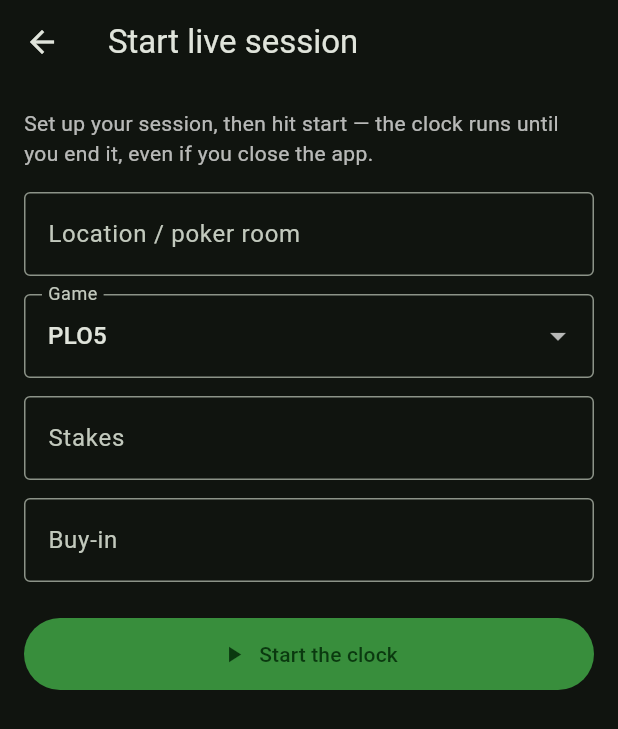
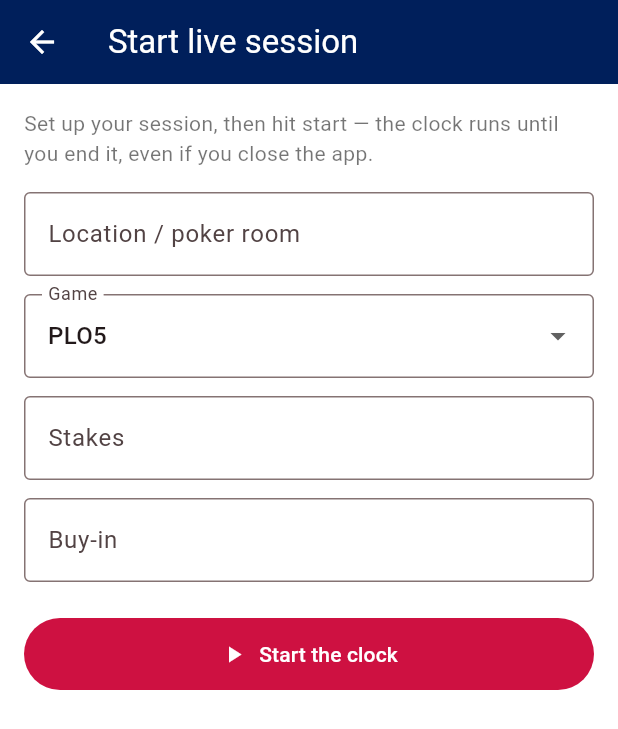
Before and after one commit to cazullago/poker-results-tracker, a Flutter app: the screen it shows after launch, after a tap on "Start live session", on a phone screen of 412 x 824 dp. Shown: the top 729 px of the screen. Run offline on Flutter 3.47's test engine with Material 3 defaults, Android fonts, the phone set to English and light mode, and no system bars; our stand-ins replace shared_preferences.

Commit message:
v1.2: Montreal Canadiens theme (navy/white/red, wins blue losses red)

```diff
--- a/lib/main.dart
+++ b/lib/main.dart
@@ -12,6 +12,10 @@ void main() {
 
 const List<String> gameTypes = ['NLHE', 'PLO', 'PLO5', 'Mixed'];
 const List<String> filterOptions = ['All', 'NLHE', 'PLO', 'PLO5', 'Mixed'];
+
+// Montreal Canadiens palette: wins are blue, losses are red.
+const habsBlue = Color(0xFF001F5B);
+const habsRed = Color(0xFFCE1141);
 
 // ---------- helpers ----------
 
@@ -845,7 +849,7 @@ class _ChartPainter extends CustomPainter {
 
     if (values.isEmpty) {
       _drawText(canvas, 'No sessions yet', size.width / 2, size.height / 2,
-          const TextStyle(color: Colors.white54, fontSize: 14),
+          const TextStyle(color: Colors.black45, fontSize: 14),
           centered: true, centeredVertically: true);
       return;
     }
@@ -870,9 +874,9 @@ class _ChartPainter extends CustomPainter {
 
     // gridlines + y labels
     final gridPaint = Paint()
-      ..color = Colors.white.withValues(alpha: 0.08)
+      ..color = Colors.black.withValues(alpha: 0.08)
       ..strokeWidth = 1;
-    const labelStyle = TextStyle(color: Colors.white54, fontSize: 10);
+    const labelStyle = TextStyle(color: Colors.black45, fontSize: 10);
     for (int g = 0; g <= 4; g++) {
       final v = minV + (maxV - minV) * g / 4;
       final yy = yAt(v);
@@ -884,7 +888,7 @@ class _ChartPainter extends CustomPainter {
     // zero line
     if (minV < 0 && maxV > 0) {
       final zeroPaint = Paint()
-        ..color = Colors.white.withValues(alpha: 0.25)
+        ..color = Colors.black.withValues(alpha: 0.25)
         ..strokeWidth = 1;
       canvas.drawLine(
           Offset(padL, yAt(0)), Offset(padL + w, yAt(0)), zeroPaint);
@@ -907,13 +911,13 @@ class _ChartPainter extends CustomPainter {
           rect,
           Paint()
             ..color = v >= 0
-                ? Colors.greenAccent.withValues(alpha: 0.85)
-                : Colors.redAccent.withValues(alpha: 0.85),
+                ? habsBlue.withValues(alpha: 0.85)
+                : habsRed.withValues(alpha: 0.85),
         );
       }
     } else {
       final lineColor =
-          values.last >= values.first ? Colors.greenAccent : Colors.redAccent;
+          values.last >= values.first ? habsBlue : habsRed;
       final path = Path();
       for (int i = 0; i < values.length; i++) {
         final pt = Offset(xAt(i), yAt(values[i]));
@@ -957,7 +961,7 @@ class _ChartPainter extends CustomPainter {
     }
 
     // x labels: first / middle / last
-    const xStyle = TextStyle(color: Colors.white38, fontSize: 9);
+    const xStyle = TextStyle(color: Colors.black38, fontSize: 9);
     if (labels.isNotEmpty) {
       _drawText(canvas, labels.first, xAt(0), padT + h + 6, xStyle);
       _drawText(canvas, labels.last, xAt(labels.length - 1), padT + h + 6,
@@ -1016,7 +1020,7 @@ class _DashboardScreenState extends State<DashboardScreen> {
     final stats = computeStats(filtered);
     final currency = store.currency;
     final profitColor =
-        stats.totalProfit >= 0 ? Colors.greenAccent : Colors.redAccent;
+        stats.totalProfit >= 0 ? habsBlue : habsRed;
 
     // chart data per mode
     late final List<double> chartValues;
@@ -1050,7 +1054,7 @@ class _DashboardScreenState extends State<DashboardScreen> {
       children: [
         Text('Total profit',
             style: Theme.of(context).textTheme.titleSmall?.copyWith(
-                color: Colors.white70, letterSpacing: 0.4)),
+                color: Colors.black54, letterSpacing: 0.4)),
         const SizedBox(height: 4),
         Text(
           formatMoney(stats.totalProfit, currency),
@@ -1063,19 +1067,19 @@ class _DashboardScreenState extends State<DashboardScreen> {
         Text(
           '${stats.count} sessions · ${formatHours(stats.hours)} hours · '
           '${formatMoney(stats.hourly, currency)}/hr',
-          style: const TextStyle(color: Colors.white60),
+          style: const TextStyle(color: Colors.black54),
         ),
         if (store.bankrollConfigured) ...[
           const SizedBox(height: 6),
           Row(
             children: [
               const Icon(Icons.account_balance_wallet,
-                  size: 16, color: Colors.amberAccent),
+                  size: 16, color: habsRed),
               const SizedBox(width: 6),
               Text(
                 'Bankroll ${formatMoney(store.currentBankroll, currency)}',
                 style: const TextStyle(
-                    color: Colors.amberAccent,
+                    color: habsBlue,
                     fontWeight: FontWeight.w600),
               ),
             ],
@@ -1097,7 +1101,7 @@ class _DashboardScreenState extends State<DashboardScreen> {
             icon: const Icon(Icons.play_circle_fill),
             label: const Text('Start live session'),
             style: FilledButton.styleFrom(
-              backgroundColor: Colors.green.shade700,
+              backgroundColor: habsRed,
               padding: const EdgeInsets.symmetric(vertical: 14),
             ),
           ),
@@ -1191,21 +1195,21 @@ class _DashboardScreenState extends State<DashboardScreen> {
                 value: formatMoney(stats.hourly, currency),
                 icon: Icons.trending_up,
                 valueColor: stats.hourly >= 0
-                    ? Colors.greenAccent
-                    : Colors.redAccent),
+                    ? habsBlue
+                    : habsRed),
             _StatCard(
                 label: 'Best session',
                 value:
                     stats.count == 0 ? '—' : formatMoney(stats.best, currency),
                 icon: Icons.arrow_circle_up,
-                valueColor: Colors.greenAccent),
+                valueColor: habsBlue),
             _StatCard(
                 label: 'Worst session',
                 value: stats.count == 0
                     ? '—'
                     : formatMoney(stats.worst, currency),
                 icon: Icons.arrow_circle_down,
-                valueColor: Colors.redAccent),
+                valueColor: habsRed),
           ],
         ),
         if (store.sessions.isEmpty)
@@ -1214,7 +1218,7 @@ class _DashboardScreenState extends State<DashboardScreen> {
             child: Text(
               'No sessions logged yet.\nStart a live session or tap + to add one.',
               textAlign: TextAlign.center,
-              style: TextStyle(color: Colors.white54),
+              style: TextStyle(color: Colors.black45),
             ),
           ),
       ],
@@ -1235,10 +1239,10 @@ class _GoalProgress extends StatelessWidget {
           mainAxisAlignment: MainAxisAlignment.spaceBetween,
           children: [
             const Text('Monthly goal',
-                style: TextStyle(color: Colors.white70, fontSize: 13)),
+                style: TextStyle(color: Colors.black54, fontSize: 13)),
             Text(
               '${formatMoney(profit, store.currency)} / ${formatMoney(goal, store.currency)}',
-              style: const TextStyle(color: Colors.white70, fontSize: 13),
+              style: const TextStyle(color: Colors.black54, fontSize: 13),
             ),
           ],
         ),
@@ -1248,9 +1252,9 @@ class _GoalProgress extends StatelessWidget {
           child: LinearProgressIndicator(
             value: pct,
             minHeight: 10,
-            backgroundColor: Colors.white12,
+            backgroundColor: Colors.black12,
             valueColor: AlwaysStoppedAnimation<Color>(
-                profit >= 0 ? Colors.greenAccent : Colors.redAccent),
+                profit >= 0 ? habsBlue : habsRed),
           ),
         ),
       ],
@@ -1289,7 +1293,7 @@ class _LiveBannerState extends State<_LiveBanner> {
     final elapsed = live.elapsed(DateTime.now());
     final profit = live.liveProfit;
     return Card(
-      color: Colors.green.shade900,
+      color: habsRed,
       child: InkWell(
         onTap: () => Navigator.push(
           context,
@@ -1300,7 +1304,7 @@ class _LiveBannerState extends State<_LiveBanner> {
           child: Row(
             children: [
               const Icon(Icons.fiber_manual_record,
-                  color: Colors.redAccent, size: 16),
+                  color: Colors.white, size: 16),
               const SizedBox(width: 10),
               Expanded(
                 child: Column(
@@ -1309,7 +1313,9 @@ class _LiveBannerState extends State<_LiveBanner> {
                     Text(
                       'LIVE · ${live.game}${live.stakes.isNotEmpty ? ' ${live.stakes}' : ''}'
                       '${live.location.isNotEmpty ? ' · ${live.location}' : ''}',
-                      style: const TextStyle(fontWeight: FontWeight.bold),
+                      style: const TextStyle(
+                          fontWeight: FontWeight.bold,
+                          color: Colors.white),
                     ),
                     const SizedBox(height: 2),
                     Text(
@@ -1322,12 +1328,10 @@ class _LiveBannerState extends State<_LiveBanner> {
               ),
               Text(
                 formatMoney(profit, store.currency),
-                style: TextStyle(
+                style: const TextStyle(
                   fontWeight: FontWeight.bold,
                   fontSize: 18,
-                  color: profit >= 0
-                      ? Colors.greenAccent
-                      : Colors.redAccent,
+                  color: Colors.white,
                 ),
               ),
               const Icon(Icons.chevron_right, color: Colors.white54),
@@ -1363,11 +1367,11 @@ class _StatCard extends StatelessWidget {
           children: [
             Row(
               children: [
-                Icon(icon, size: 16, color: Colors.white54),
+                Icon(icon, size: 16, color: Colors.black45),
                 const SizedBox(width: 6),
                 Text(label,
                     style: const TextStyle(
-                        color: Colors.white60, fontSize: 12)),
+                        color: Colors.black54, fontSize: 12)),
               ],
             ),
             const SizedBox(height: 6),
@@ -1379,7 +1383,7 @@ class _StatCard extends StatelessWidget {
                 style: TextStyle(
                   fontSize: 20,
                   fontWeight: FontWeight.bold,
-                  color: valueColor ?? Colors.white,
+                  color: valueColor ?? habsBlue,
                 ),
               ),
             ),
@@ -1403,7 +1407,7 @@ class StatsScreen extends StatelessWidget {
         child: Text(
           'No sessions yet — stats will appear here\nonce you log some games.',
           textAlign: TextAlign.center,
-          style: TextStyle(color: Colors.white54),
+          style: TextStyle(color: Colors.black45),
         ),
       );
     }
@@ -1429,20 +1433,20 @@ class StatsScreen extends StatelessWidget {
                       ? '—'
                       : '$streakKind$streakCount',
                   color: streakKind == 'W'
-                      ? Colors.greenAccent
+                      ? habsBlue
                       : (streakKind == 'L'
-                          ? Colors.redAccent
-                          : Colors.white),
+                          ? habsRed
+                          : Colors.black87),
                 ),
                 _StreakStat(
                   label: 'Longest win streak',
                   value: '${longestWinStreak(sessions)}',
-                  color: Colors.greenAccent,
+                  color: habsBlue,
                 ),
                 _StreakStat(
                   label: 'Total sessions',
                   value: '${sessions.length}',
-                  color: Colors.white,
+                  color: Colors.black87,
                 ),
               ],
             ),
@@ -1461,7 +1465,7 @@ class StatsScreen extends StatelessWidget {
         const Text(
           'Find your most profitable game, room and day — '
           'then play more of those.',
-          style: TextStyle(color: Colors.white38, fontSize: 12),
+          style: TextStyle(color: Colors.black38, fontSize: 12),
           textAlign: TextAlign.center,
         ),
       ],
@@ -1485,7 +1489,7 @@ class _StreakStat extends StatelessWidget {
                 fontSize: 24, fontWeight: FontWeight.bold, color: color)),
         const SizedBox(height: 2),
         Text(label,
-            style: const TextStyle(color: Colors.white60, fontSize: 12)),
+            style: const TextStyle(color: Colors.black54, fontSize: 12)),
       ],
     );
   }
@@ -1522,8 +1526,8 @@ class _BreakdownSection extends StatelessWidget {
                     style: TextStyle(
                       fontWeight: FontWeight.bold,
                       color: r.profit >= 0
-                          ? Colors.greenAccent
-                          : Colors.redAccent,
+                          ? habsBlue
+                          : habsRed,
                     ),
                   ),
                 )),
@@ -1600,7 +1604,7 @@ class _SessionsScreenState extends State<SessionsScreen> {
               ? const Center(
                   child: Text(
                     'No sessions match.',
-                    style: TextStyle(color: Colors.white54),
+                    style: TextStyle(color: Colors.black45),
                   ),
                 )
               : ListView.builder(
@@ -1608,8 +1612,8 @@ class _SessionsScreenState extends State<SessionsScreen> {
                   itemBuilder: (context, i) {
                     final s = sessions[i];
                     final profitColor = s.profit >= 0
-                        ? Colors.greenAccent
-                        : Colors.redAccent;
+                        ? habsBlue
+                        : habsRed;
                     return Dismissible(
                       key: ValueKey(s.id),
                       direction: DismissDirection.endToStart,
@@ -1687,7 +1691,7 @@ class SessionDetailScreen extends StatelessWidget {
     final s = session;
     final currency = store.currency;
     final profitColor =
-        s.profit >= 0 ? Colors.greenAccent : Colors.redAccent;
+        s.profit >= 0 ? habsBlue : habsRed;
     final sessionHourly = s.hours > 0 ? s.profit / s.hours : null;
 
     Widget row(String label, String value, {Color? color}) {
@@ -1696,7 +1700,7 @@ class SessionDetailScreen extends StatelessWidget {
         child: Row(
           mainAxisAlignment: MainAxisAlignment.spaceBetween,
           children: [
-            Text(label, style: const TextStyle(color: Colors.white60)),
+            Text(label, style: const TextStyle(color: Colors.black54)),
             Text(value,
                 style: TextStyle(
                     fontWeight: FontWeight.w600, color: color)),
@@ -1763,7 +1767,7 @@ class SessionDetailScreen extends StatelessWidget {
                 ),
                 Text(
                   '${s.game}${s.stakes.isNotEmpty ? ' · ${s.stakes}' : ''} · ${formatDate(s.date)}',
-                  style: const TextStyle(color: Colors.white60),
+                  style: const TextStyle(color: Colors.black54),
                 ),
               ],
             ),
@@ -1904,7 +1908,7 @@ class _SessionFormScreenState extends State<SessionFormScreen> {
   @override
   Widget build(BuildContext context) {
     final profit = _previewProfit;
-    final profitColor = profit >= 0 ? Colors.greenAccent : Colors.redAccent;
+    final profitColor = profit >= 0 ? habsBlue : habsRed;
     return Scaffold(
       appBar: AppBar(
         title:
@@ -2120,7 +2124,7 @@ class _LiveSetupScreenState extends State<LiveSetupScreen> {
           const Text(
             'Set up your session, then hit start — the clock runs '
             'until you end it, even if you close the app.',
-            style: TextStyle(color: Colors.white70),
+            style: TextStyle(color: Colors.black54),
           ),
           const SizedBox(height: 16),
           TextField(
@@ -2169,7 +2173,7 @@ class _LiveSetupScreenState extends State<LiveSetupScreen> {
             icon: const Icon(Icons.play_arrow),
             label: const Text('Start the clock'),
             style: FilledButton.styleFrom(
-              backgroundColor: Colors.green.shade700,
+              backgroundColor: habsRed,
               padding: const EdgeInsets.symmetric(vertical: 14),
             ),
           ),
@@ -2349,7 +2353,7 @@ class _LiveSessionScreenState extends State<LiveSessionScreen> {
         appBar: AppBar(title: const Text('Live session')),
         body: const Center(
           child: Text('No live session running.',
-              style: TextStyle(color: Colors.white54)),
+              style: TextStyle(color: Colors.black45)),
         ),
       );
     }
@@ -2357,7 +2361,7 @@ class _LiveSessionScreenState extends State<LiveSessionScreen> {
     final elapsed = live.elapsed(now);
     final breakTime = live.totalBreak(now);
     final profit = live.liveProfit;
-    final profitColor = profit >= 0 ? Colors.greenAccent : Colors.redAccent;
+    final profitColor = profit >= 0 ? habsBlue : habsRed;
 
     return Scaffold(
       appBar: AppBar(
@@ -2380,14 +2384,14 @@ class _LiveSessionScreenState extends State<LiveSessionScreen> {
                   mainAxisAlignment: MainAxisAlignment.center,
                   children: [
                     const Icon(Icons.fiber_manual_record,
-                        color: Colors.redAccent, size: 14),
+                        color: habsRed, size: 14),
                     const SizedBox(width: 8),
                     Text(
                       live.onBreak ? 'ON BREAK' : 'PLAYING',
                       style: TextStyle(
                         color: live.onBreak
                             ? Colors.amberAccent
-                            : Colors.greenAccent,
+                            : habsBlue,
                         fontWeight: FontWeight.bold,
                         letterSpacing: 1.2,
                       ),
@@ -2406,13 +2410,13 @@ class _LiveSessionScreenState extends State<LiveSessionScreen> {
                 Text(
                   'time at the table'
                   '${breakTime.inSeconds > 0 ? ' · breaks ${formatDuration(breakTime)}' : ''}',
-                  style: const TextStyle(color: Colors.white60),
+                  style: const TextStyle(color: Colors.black54),
                 ),
                 const SizedBox(height: 4),
                 Text(
                   '${live.game}${live.stakes.isNotEmpty ? ' · ${live.stakes}' : ''}'
                   '${live.location.isNotEmpty ? ' · ${live.location}' : ''}',
-                  style: const TextStyle(color: Colors.white70),
+                  style: const TextStyle(color: Colors.black54),
                 ),
               ],
             ),
@@ -2427,7 +2431,7 @@ class _LiveSessionScreenState extends State<LiveSessionScreen> {
                     mainAxisAlignment: MainAxisAlignment.spaceBetween,
                     children: [
                       const Text('Current stack',
-                          style: TextStyle(color: Colors.white60)),
+                          style: TextStyle(color: Colors.black54)),
                       Text(
                         formatMoney(live.currentStack, store.currency),
                         style: const TextStyle(
@@ -2440,7 +2444,7 @@ class _LiveSessionScreenState extends State<LiveSessionScreen> {
                     mainAxisAlignment: MainAxisAlignment.spaceBetween,
                     children: [
                       const Text('Running result',
-                          style: TextStyle(color: Colors.white60)),
+                          style: TextStyle(color: Colors.black54)),
                       Text(
                         formatMoney(profit, store.currency),
                         style: TextStyle(
@@ -2457,7 +2461,7 @@ class _LiveSessionScreenState extends State<LiveSessionScreen> {
                     children: [
                       Text(
                           'Total buy-in${live.rebuys > 0 ? ' (${live.rebuys} rebuys)' : ''}',
-                          style: const TextStyle(color: Colors.white60)),
+                          style: const TextStyle(color: Colors.black54)),
                       Text(formatMoney(live.buyIn, store.currency)),
                     ],
                   ),
@@ -2505,7 +2509,7 @@ class _LiveSessionScreenState extends State<LiveSessionScreen> {
             label: Text(live.onBreak ? 'Resume play' : 'Take a break'),
             style: OutlinedButton.styleFrom(
               foregroundColor:
-                  live.onBreak ? Colors.amberAccent : Colors.white70,
+                  live.onBreak ? Colors.amberAccent : Colors.black54,
               padding: const EdgeInsets.symmetric(vertical: 12),
             ),
           ),
@@ -2524,7 +2528,7 @@ class _LiveSessionScreenState extends State<LiveSessionScreen> {
             'Ending saves the session with your playing time '
             'filled in automatically.',
             textAlign: TextAlign.center,
-            style: TextStyle(color: Colors.white38, fontSize: 12),
+            style: TextStyle(color: Colors.black38, fontSize: 12),
           ),
         ],
       ),
@@ -2772,7 +2776,7 @@ class SettingsScreen extends StatelessWidget {
           store.bankrollConfigured
               ? 'Current bankroll: ${formatMoney(store.currentBankroll, currency)}'
               : 'Set a starting bankroll to track deposits and withdrawals.',
-          style: const TextStyle(color: Colors.white60),
+          style: const TextStyle(color: Colors.black54),
         ),
         const SizedBox(height: 8),
         ListTile(
@@ -2814,8 +2818,8 @@ class SettingsScreen extends StatelessWidget {
               leading: Icon(
                 t.amount >= 0 ? Icons.add_circle : Icons.remove_circle,
                 color: t.amount >= 0
-                    ? Colors.greenAccent
-                    : Colors.redAccent,
+                    ? habsBlue
+                    : habsRed,
                 size: 20,
               ),
               title: Text(
@@ -2902,9 +2906,9 @@ class SettingsScreen extends StatelessWidget {
         ),
         ListTile(
           contentPadding: EdgeInsets.zero,
-          leading: const Icon(Icons.delete_forever, color: Colors.redAccent),
+          leading: const Icon(Icons.delete_forever, color: habsRed),
           title: const Text('Delete all sessions',
-              style: TextStyle(color: Colors.redAccent)),
+              style: TextStyle(color: habsRed)),
           onTap: () async {
             final ok = await showDialog<bool>(
                   context: context,
@@ -2930,7 +2934,7 @@ class SettingsScreen extends StatelessWidget {
         const Text(
           'Poker Results v1.1 — data is stored only on this phone. '
           'Export a JSON backup regularly so you never lose your results.',
-          style: TextStyle(color: Colors.white54, fontSize: 12),
+          style: TextStyle(color: Colors.black45, fontSize: 12),
         ),
       ],
     );
@@ -2949,8 +2953,22 @@ class PokerResultsApp extends StatelessWidget {
       debugShowCheckedModeBanner: false,
       theme: ThemeData(
         colorScheme: ColorScheme.fromSeed(
-          seedColor: Colors.green,
-          brightness: Brightness.dark,
+          seedColor: habsRed,
+          brightness: Brightness.light,
+        ),
+        scaffoldBackgroundColor: Colors.white,
+        appBarTheme: const AppBarTheme(
+          backgroundColor: habsBlue,
+          foregroundColor: Colors.white,
+        ),
+        floatingActionButtonTheme: const FloatingActionButtonThemeData(
+          backgroundColor: habsRed,
+          foregroundColor: Colors.white,
+        ),
+        cardTheme: const CardThemeData(
+          color: Colors.white,
+          surfaceTintColor: Colors.transparent,
+          elevation: 1,
         ),
         useMaterial3: true,
       ),
@@ -3015,6 +3033,9 @@ class _RootScreenState extends State<RootScreen> {
             currentIndex: _tab,
             onTap: (i) => setState(() => _tab = i),
             type: BottomNavigationBarType.fixed,
+            backgroundColor: Colors.white,
+            selectedItemColor: habsRed,
+            unselectedItemColor: Colors.black45,
             items: const [
               BottomNavigationBarItem(
                   icon: Icon(Icons.show_chart), label: 'Dashboard'),
--- a/pubspec.yaml
+++ b/pubspec.yaml
@@ -16,7 +16,7 @@ publish_to: 'none' # Remove this line if you wish to publish to pub.dev
 # https://developer.apple.com/library/archive/documentation/General/Reference/InfoPlistKeyReference/Articles/CoreFoundationKeys.html
 # In Windows, build-name is used as the major, minor, and patch parts
 # of the product and file versions while build-number is used as the build suffix.
-version: 1.1.0+2
+version: 1.2.0+3
 
 environment:
   sdk: ^3.13.4
```
Also changed, not shown: 1 other file.
